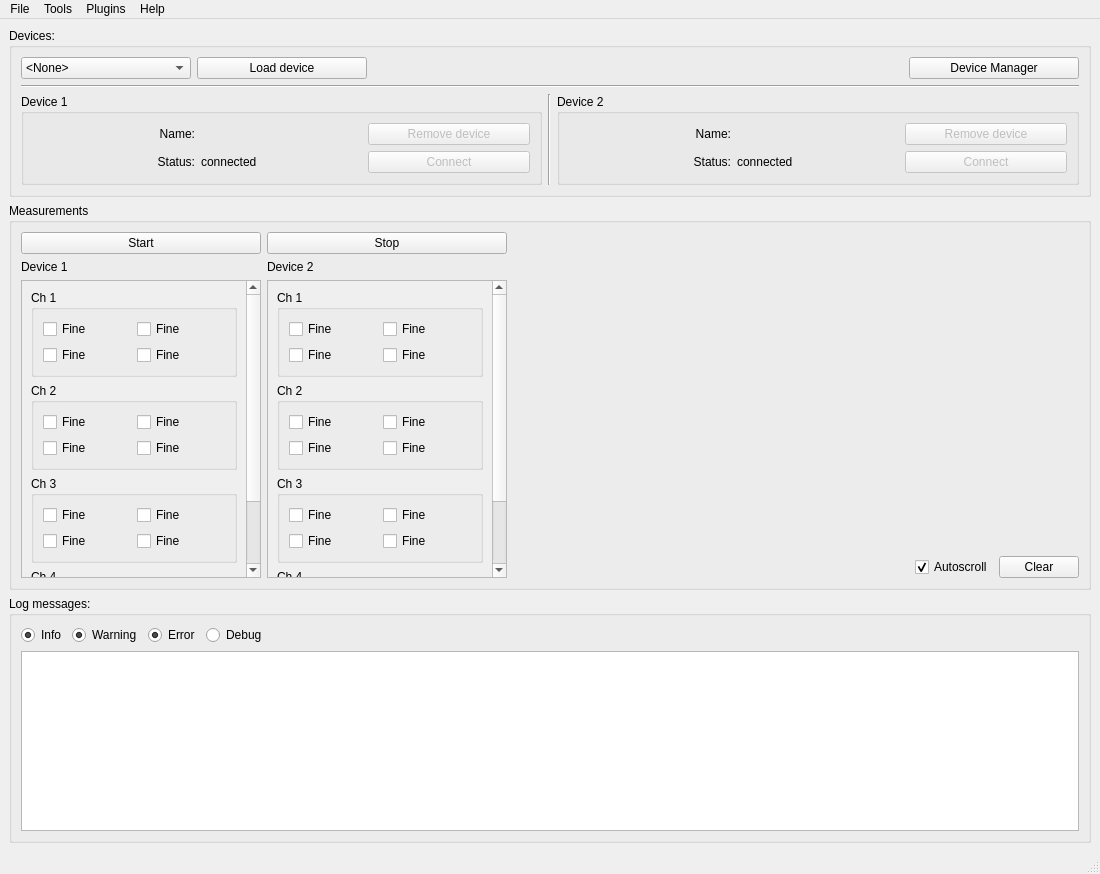
The window that frequency-meter/view/resources/interface.ui (robertofem/Freq-meter-APP) describes before a commit, drawn with Qt 5.
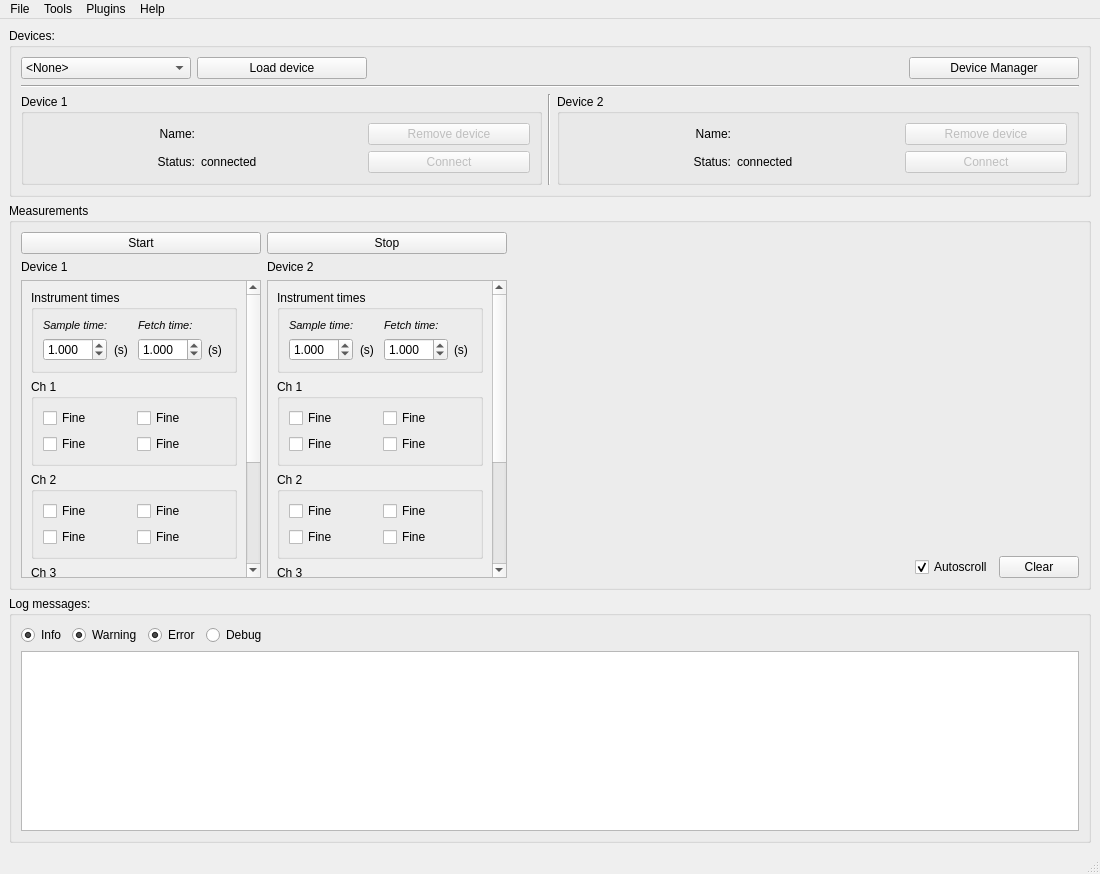
The same window after the commit.

```diff
--- a/frequency-meter/view/resources/interface.ui
+++ b/frequency-meter/view/resources/interface.ui
@@ -385,16 +385,135 @@
            <property name="widgetResizable">
             <bool>true</bool>
            </property>
+           <property name="alignment">
+            <set>Qt::AlignLeading|Qt::AlignLeft|Qt::AlignVCenter</set>
+           </property>
            <widget class="QWidget" name="scrollAreaWidgetContents_2">
             <property name="geometry">
              <rect>
               <x>0</x>
               <y>0</y>
               <width>222</width>
-              <height>380</height>
+              <height>473</height>
              </rect>
             </property>
             <layout class="QVBoxLayout" name="verticalLayout_2">
+             <property name="topMargin">
+              <number>9</number>
+             </property>
+             <item>
+              <widget class="QGroupBox" name="groupBox_6">
+               <property name="sizePolicy">
+                <sizepolicy hsizetype="Preferred" vsizetype="Maximum">
+                 <horstretch>0</horstretch>
+                 <verstretch>0</verstretch>
+                </sizepolicy>
+               </property>
+               <property name="title">
+                <string>Instrument times</string>
+               </property>
+               <layout class="QGridLayout" name="gridLayout_9">
+                <item row="1" column="0">
+                 <widget class="QDoubleSpinBox" name="SampleTimeBox_2">
+                  <property name="sizePolicy">
+                   <sizepolicy hsizetype="Maximum" vsizetype="Fixed">
+                    <horstretch>0</horstretch>
+                    <verstretch>0</verstretch>
+                   </sizepolicy>
+                  </property>
+                  <property name="accelerated">
+                   <bool>true</bool>
+                  </property>
+                  <property name="decimals">
+                   <number>3</number>
+                  </property>
+                  <property name="minimum">
+                   <double>0.001000000000000</double>
+                  </property>
+                  <property name="maximum">
+                   <double>20.000000000000000</double>
+                  </property>
+                  <property name="singleStep">
+                   <double>0.010000000000000</double>
+                  </property>
+                  <property name="value">
+                   <double>1.000000000000000</double>
+                  </property>
+                 </widget>
+                </item>
+                <item row="1" column="2">
+                 <widget class="QDoubleSpinBox" name="FetchTimeBox_2">
+                  <property name="sizePolicy">
+                   <sizepolicy hsizetype="Maximum" vsizetype="Fixed">
+                    <horstretch>0</horstretch>
+                    <verstretch>0</verstretch>
+                   </sizepolicy>
+                  </property>
+                  <property name="accelerated">
+                   <bool>true</bool>
+                  </property>
+                  <property name="decimals">
+                   <number>3</number>
+                  </property>
+                  <property name="minimum">
+                   <double>0.001000000000000</double>
+                  </property>
+                  <property name="maximum">
+                   <double>20.000000000000000</double>
+                  </property>
+                  <property name="singleStep">
+                   <double>0.001000000000000</double>
+                  </property>
+                  <property name="value">
+                   <double>1.000000000000000</double>
+                  </property>
+                 </widget>
+                </item>
+                <item row="1" column="3">
+                 <widget class="QLabel" name="label_5">
+                  <property name="text">
+                   <string>(s)</string>
+                  </property>
+                 </widget>
+                </item>
+                <item row="0" column="0">
+                 <widget class="QLabel" name="label_6">
+                  <property name="font">
+                   <font>
+                    <pointsize>8</pointsize>
+                    <weight>50</weight>
+                    <italic>true</italic>
+                    <bold>false</bold>
+                   </font>
+                  </property>
+                  <property name="text">
+                   <string>Sample time:</string>
+                  </property>
+                 </widget>
+                </item>
+                <item row="0" column="2">
+                 <widget class="QLabel" name="label_7">
+                  <property name="font">
+                   <font>
+                    <pointsize>8</pointsize>
+                    <italic>true</italic>
+                   </font>
+                  </property>
+                  <property name="text">
+                   <string>Fetch time:</string>
+                  </property>
+                 </widget>
+                </item>
+                <item row="1" column="1">
+                 <widget class="QLabel" name="label_8">
+                  <property name="text">
+                   <string>(s)</string>
+                  </property>
+                 </widget>
+                </item>
+               </layout>
+              </widget>
+             </item>
              <item>
               <widget class="QGroupBox" name="Dev2_Ch1">
                <property name="title">
@@ -543,6 +662,19 @@
                </layout>
               </widget>
              </item>
+             <item>
+              <spacer name="verticalSpacer_2">
+               <property name="orientation">
+                <enum>Qt::Vertical</enum>
+               </property>
+               <property name="sizeHint" stdset="0">
+                <size>
+                 <width>20</width>
+                 <height>40</height>
+                </size>
+               </property>
+              </spacer>
+             </item>
             </layout>
            </widget>
           </widget>
@@ -564,16 +696,132 @@
            <property name="widgetResizable">
             <bool>true</bool>
            </property>
+           <property name="alignment">
+            <set>Qt::AlignLeading|Qt::AlignLeft|Qt::AlignVCenter</set>
+           </property>
            <widget class="QWidget" name="scrollAreaWidgetContents">
             <property name="geometry">
              <rect>
               <x>0</x>
               <y>0</y>
               <width>222</width>
-              <height>380</height>
+              <height>473</height>
              </rect>
             </property>
             <layout class="QVBoxLayout" name="verticalLayout">
+             <item>
+              <widget class="QGroupBox" name="groupBox_5">
+               <property name="sizePolicy">
+                <sizepolicy hsizetype="Preferred" vsizetype="Maximum">
+                 <horstretch>0</horstretch>
+                 <verstretch>0</verstretch>
+                </sizepolicy>
+               </property>
+               <property name="title">
+                <string>Instrument times</string>
+               </property>
+               <layout class="QGridLayout" name="gridLayout_8">
+                <item row="0" column="0">
+                 <widget class="QLabel" name="label_3">
+                  <property name="font">
+                   <font>
+                    <pointsize>8</pointsize>
+                    <weight>50</weight>
+                    <italic>true</italic>
+                    <bold>false</bold>
+                   </font>
+                  </property>
+                  <property name="text">
+                   <string>Sample time:</string>
+                  </property>
+                 </widget>
+                </item>
+                <item row="1" column="0">
+                 <widget class="QDoubleSpinBox" name="SampleTimeBox_1">
+                  <property name="sizePolicy">
+                   <sizepolicy hsizetype="Maximum" vsizetype="Fixed">
+                    <horstretch>0</horstretch>
+                    <verstretch>0</verstretch>
+                   </sizepolicy>
+                  </property>
+                  <property name="accelerated">
+                   <bool>true</bool>
+                  </property>
+                  <property name="decimals">
+                   <number>3</number>
+                  </property>
+                  <property name="minimum">
+                   <double>0.001000000000000</double>
+                  </property>
+                  <property name="maximum">
+                   <double>20.000000000000000</double>
+                  </property>
+                  <property name="singleStep">
+                   <double>0.001000000000000</double>
+                  </property>
+                  <property name="value">
+                   <double>1.000000000000000</double>
+                  </property>
+                 </widget>
+                </item>
+                <item row="1" column="2">
+                 <widget class="QDoubleSpinBox" name="FetchTimeBox_1">
+                  <property name="sizePolicy">
+                   <sizepolicy hsizetype="Maximum" vsizetype="Fixed">
+                    <horstretch>0</horstretch>
+                    <verstretch>0</verstretch>
+                   </sizepolicy>
+                  </property>
+                  <property name="accelerated">
+                   <bool>true</bool>
+                  </property>
+                  <property name="decimals">
+                   <number>3</number>
+                  </property>
+                  <property name="minimum">
+                   <double>0.001000000000000</double>
+                  </property>
+                  <property name="maximum">
+                   <double>20.000000000000000</double>
+                  </property>
+                  <property name="singleStep">
+                   <double>0.001000000000000</double>
+                  </property>
+                  <property name="value">
+                   <double>1.000000000000000</double>
+                  </property>
+                 </widget>
+                </item>
+                <item row="1" column="3">
+                 <widget class="QLabel" name="label_2">
+                  <property name="text">
+                   <string>(s)</string>
+                  </property>
+                 </widget>
+                </item>
+                <item row="0" column="2">
+                 <widget class="QLabel" name="label_4">
+                  <property name="font">
+                   <font>
+                    <pointsize>8</pointsize>
+                    <italic>true</italic>
+                   </font>
+                  </property>
+                  <property name="text">
+                   <string>Fetch time:</string>
+                  </property>
+                 </widget>
+                </item>
+                <item row="1" column="1">
+                 <widget class="QLabel" name="label">
+                  <property name="text">
+                   <string>(s)</string>
+                  </property>
+                 </widget>
+                </item>
+               </layout>
+              </widget>
+             </item>
              <item>
               <widget class="QGroupBox" name="Dev1_Ch1">
                <property name="title">
@@ -722,6 +970,19 @@
                </layout>
               </widget>
              </item>
+             <item>
+              <spacer name="verticalSpacer">
+               <property name="orientation">
+                <enum>Qt::Vertical</enum>
+               </property>
+               <property name="sizeHint" stdset="0">
+                <size>
+                 <width>20</width>
+                 <height>40</height>
+                </size>
+               </property>
+              </spacer>
+             </item>
             </layout>
            </widget>
           </widget>
```
